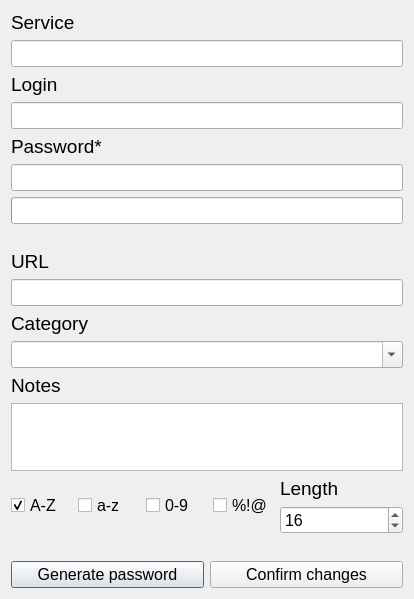
Old version of the form client_side/resources/ui/passwords_edit_window.ui in the repository Sk2can/Password-manager.
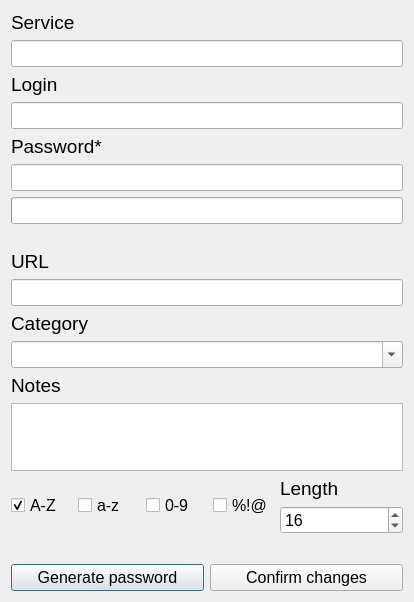
New version of the form.

```diff
--- a/client_side/resources/ui/passwords_edit_window.ui
+++ b/client_side/resources/ui/passwords_edit_window.ui
@@ -7,7 +7,7 @@
     <x>0</x>
     <y>0</y>
     <width>414</width>
-    <height>586</height>
+    <height>602</height>
    </rect>
   </property>
   <property name="windowTitle">
```
Left out of the diff: 15 changed lines with no effect on the pictures.
